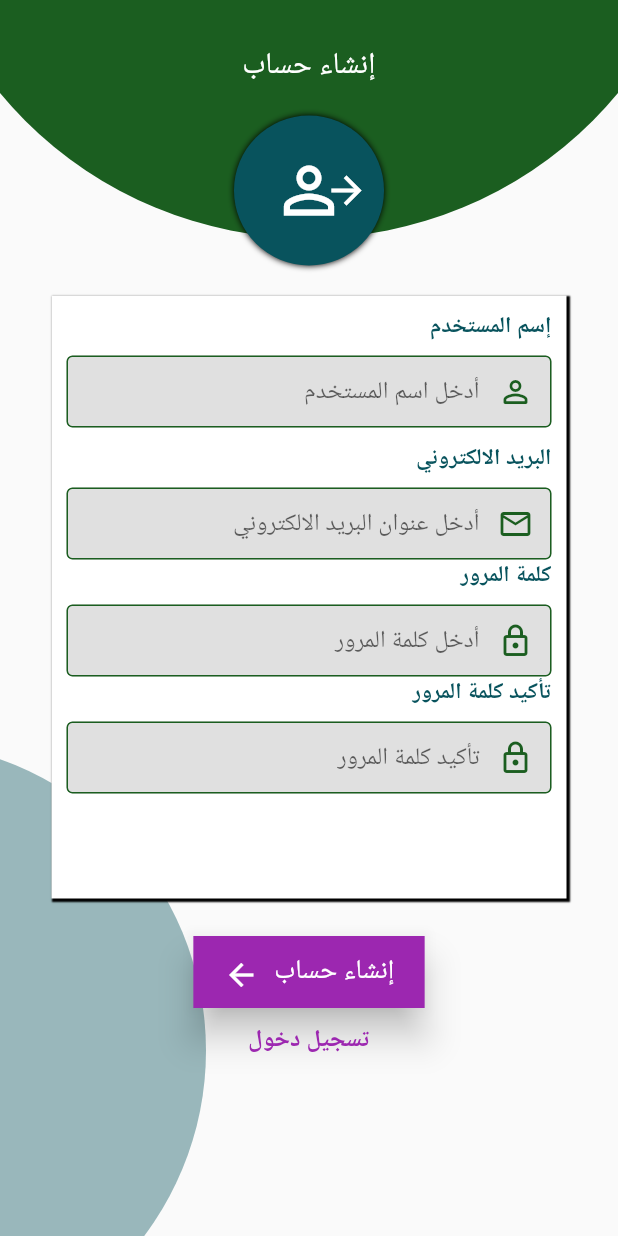
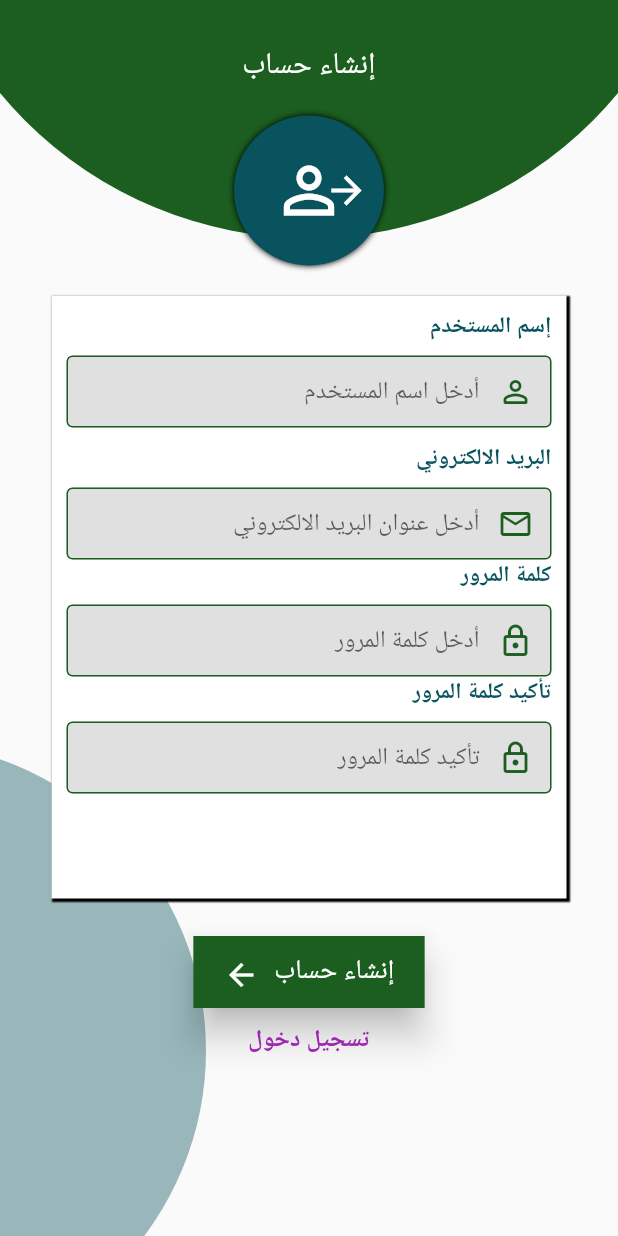
Before and after one commit to 3li-3bdullah/SudaPhone, a Flutter app: the LogIn screen opened directly, after a tap on the "person outline" icon, on a phone screen of 412 x 824 dp. Run offline on Flutter 3.47's test engine with Material 2 defaults, Android fonts, the phone set to English and light mode, and no system bars; our stand-ins replace carousel_slider, firebase_auth, get, smooth_page_indicator; accounts and stored records are empty.

Commit message:
Edited color of button

```diff
--- a/lib/pages/login.dart
+++ b/lib/pages/login.dart
@@ -142,9 +142,10 @@ class LogInState extends State<LogIn> {
               ),
               BuildPositionedTop(mdw: mdw, showsignin: showsignin),
               BuildPositionedBottom(mdw: mdw, showsignin: showsignin),
-              Container(
-                  height: 1000,
-                  child: SingleChildScrollView(
+
+                  Column(
+                    children: [
+                      SingleChildScrollView(
                           child: Column(children: [
                         Center(
                             child: Container(
@@ -177,7 +178,7 @@ class LogInState extends State<LogIn> {
                               SizedBox(height: showsignin ? 20 : 5),
                               Material(
                                   elevation: 10,
-                              color: showsignin ? kprimaryColor : Colors.purple,
+                                  color: showsignin ? kprimaryColor : Colors.green.shade900,
                                   child: MaterialButton(
                                       padding: EdgeInsets.symmetric(
                                           vertical: 10, horizontal: 20),
@@ -262,7 +263,11 @@ class LogInState extends State<LogIn> {
                             ],
                           ),
                         )
-                  ]))),
+                      ])),
+                     const SizedBox(height: 20),
+                    ],
+
+                  ),
             ],
           ),
         ));
```
Lines whose indentation alone changed are shown as unchanged.
